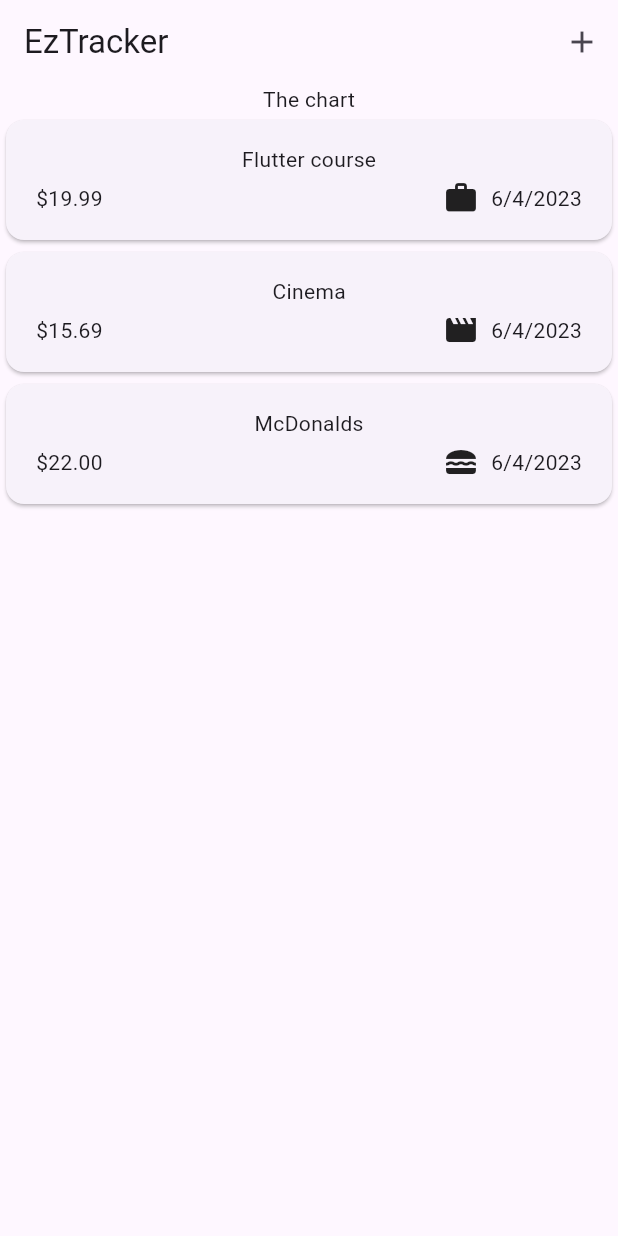
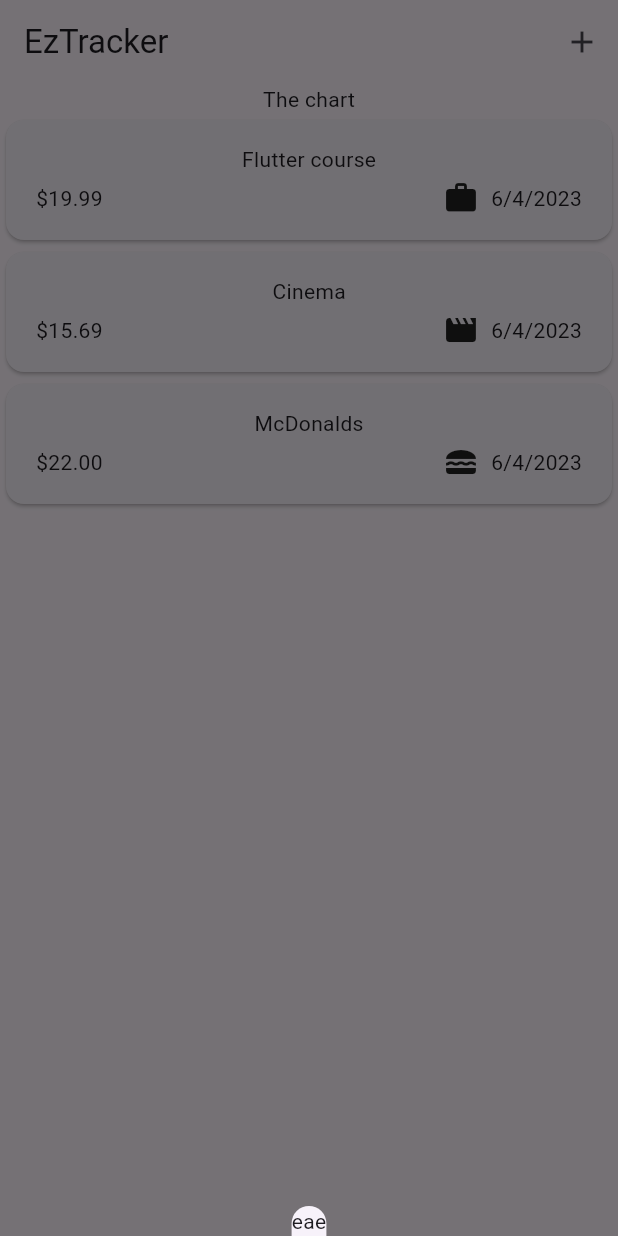
Before and after one commit to vicentedpsantos/expense_tracker_flutter, a Flutter app: the screen it shows after launch, after a tap on the "add" icon, on a phone screen of 412 x 824 dp. Run offline on Flutter 3.47's test engine with Material 2 defaults, Android fonts, the phone set to English and light mode, and no system bars.

Commit message:
Adding overlay when pressing a button

```diff
--- a/lib/widgets/expenses.dart
+++ b/lib/widgets/expenses.dart
@@ -31,14 +31,22 @@ class _ExpensesState extends State<Expenses> {
         category: Category.food)
   ];
 
+  void _openAddExpenseOverlay() {
+    showModalBottomSheet(
+      context: context,
+      builder: (ctx) => Text('eae'),
+    );
+  }
+
   @override
   Widget build(context) {
     return Scaffold(
         appBar: AppBar(title: const Text('EzTracker'), actions: [
-          IconButton(onPressed: () {}, icon: const Icon(Icons.add)),
+          IconButton(
+              onPressed: _openAddExpenseOverlay, icon: const Icon(Icons.add)),
         ]),
         body: Column(children: [
-          Text('The chart'),
+          const Text('The chart'),
           Expanded(child: ExpensesList(expenses: _registeredExpenses)),
         ]));
   }
```
